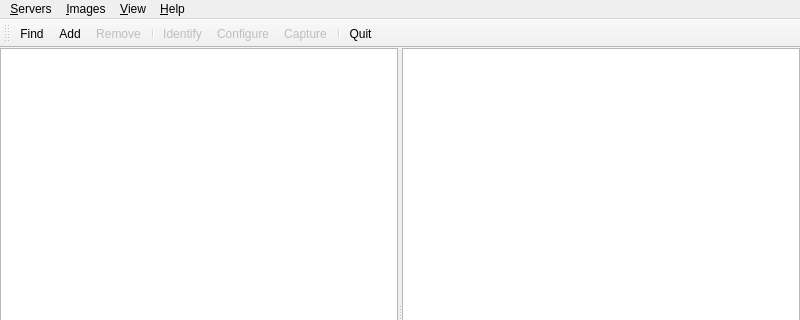
First picture: the form in compoundpi/windows/main_window.ui, repository waveform-computing/compoundpi, before the edit; both pictures show x 0 to 800 and y 0 to 320 of the 800 by 600 pixel window.
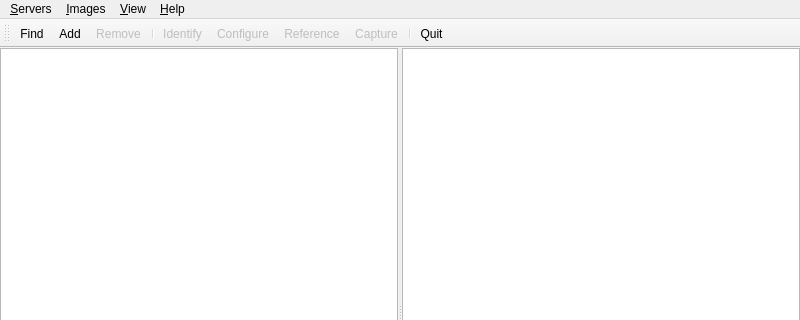
Second picture: the form after the edit.

The edit to the form file:
```diff
--- a/compoundpi/windows/main_window.ui
+++ b/compoundpi/windows/main_window.ui
@@ -142,6 +142,7 @@
    <addaction name="separator"/>
    <addaction name="identify_action"/>
    <addaction name="configure_action"/>
+   <addaction name="reference_action"/>
    <addaction name="capture_action"/>
    <addaction name="separator"/>
    <addaction name="quit_action"/>
@@ -311,6 +312,17 @@
     <string>Toggle visibility of the toolbar</string>
    </property>
   </action>
+  <action name="reference_action">
+   <property name="enabled">
+    <bool>false</bool>
+   </property>
+   <property name="text">
+    <string>R&amp;eference</string>
+   </property>
+   <property name="toolTip">
+    <string>Copy the selected server's settings to all other servers</string>
+   </property>
+  </action>
  </widget>
  <resources/>
  <connections>
```
Left out of the diff: 1 changed line with no effect on the pictures.
